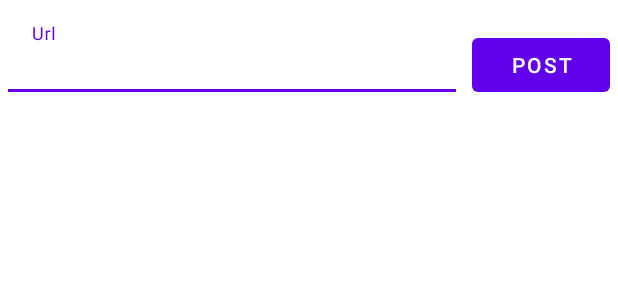
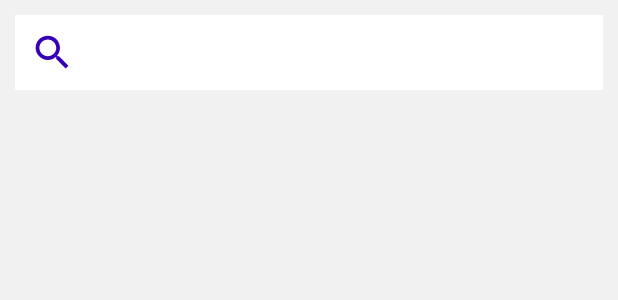
Before and after one commit to ShakibUddin/NUB-Android-Developers, an Android app: the layout fragment_link.xml on its own in the app's theme, with its tools: preview values and no code run, on a phone screen of 412 x 824 dp. Shown: the top 300 px of the screen. Run offline under Robolectric (Android 15) with nearby library versions, the phone set to English and light mode, and no system bars.

Commit message:
link fragmnet fixed

```diff
--- a/app/build.gradle
+++ b/app/build.gradle
@@ -45,7 +45,4 @@ dependencies {
     implementation platform('com.google.firebase:firebase-bom:26.1.0')
     implementation 'com.google.firebase:firebase-auth'
     implementation "androidx.cardview:cardview:1.0.0"
-    implementation "org.jsoup:jsoup:1.11.3"
-    implementation "io.github.ponnamkarthik:richlinkpreview:1.0.9"
-    implementation 'com.squareup.picasso:picasso:2.71828'
 }
--- a/app/src/main/java/com/nubandroiddev/nubandroiddevelopers/fragments/SignInFragment.java
+++ b/app/src/main/java/com/nubandroiddev/nubandroiddevelopers/fragments/SignInFragment.java
@@ -136,12 +136,12 @@ public class SignInFragment extends Fragment {
                             Log.d(TAG, "signInWithEmail:success");
                             FirebaseUser user = mAuth.getCurrentUser();
                             updateUI(user);
-                            progressDialog.dismiss();
                         } else {
                             // If sign in fails, display a message to the user.
                             Log.w(TAG, "signInWithEmail:failure", task.getException());
                             updateUI(null);
                         }
+                        progressDialog.dismiss();
                     }
                 });
     }
--- /dev/null
+++ b/app/src/main/res/drawable/ic_search.xml
@@ -0,0 +1,10 @@
+<vector xmlns:android="http://schemas.android.com/apk/res/android"
+    android:width="30dp"
+    android:height="30dp"
+    android:viewportWidth="24"
+    android:viewportHeight="24"
+    android:tint="?attr/colorControlNormal">
+  <path
+      android:fillColor="@android:color/white"
+      android:pathData="M15.5,14h-0.79l-0.28,-0.27C15.41,12.59 16,11.11 16,9.5 16,5.91 13.09,3 9.5,3S3,5.91 3,9.5 5.91,16 9.5,16c1.61,0 3.09,-0.59 4.23,-1.57l0.27,0.28v0.79l5,4.99L20.49,19l-4.99,-5zM9.5,14C7.01,14 5,11.99 5,9.5S7.01,5 9.5,5 14,7.01 14,9.5 11.99,14 9.5,14z"/>
+</vector>
--- a/app/src/main/res/layout/fragment_link.xml
+++ b/app/src/main/res/layout/fragment_link.xml
@@ -4,50 +4,64 @@
     android:layout_width="match_parent"
     android:layout_height="match_parent"
     xmlns:app="http://schemas.android.com/apk/res-auto"
+    android:background="@color/appBackGround"
     tools:context=".fragments.LinkFragment">
 
     <ListView
         android:id="@+id/linkViewList"
         android:layout_width="match_parent"
         android:layout_height="wrap_content"
-        android:layout_marginBottom="50dp"
+        android:layout_marginTop="20dp"
+        app:layout_constraintEnd_toEndOf="parent"
+        app:layout_constraintHorizontal_bias="1.0"
+        app:layout_constraintStart_toStartOf="parent"
+        app:layout_constraintTop_toBottomOf="@+id/searchInputBox" />
+
+    <com.google.android.material.textfield.TextInputEditText
+        android:id="@+id/searchInputBox"
+        android:layout_width="match_parent"
+        android:layout_height="wrap_content"
+        android:layout_margin="10dp"
+        android:padding="10dp"
+        android:drawableLeft="@drawable/ic_search"
+        android:drawableTint="@color/purple_700"
+        android:background="@color/white"
         app:layout_constraintEnd_toEndOf="parent"
         app:layout_constraintStart_toStartOf="parent"
-        app:layout_constraintTop_toBottomOf="@+id/linearLayout3" />
+        app:layout_constraintTop_toTopOf="parent" />
+<!--    <LinearLayout-->
+<!--        android:id="@+id/linearLayout3"-->
+<!--        android:layout_width="match_parent"-->
+<!--        android:layout_height="wrap_content"-->
+<!--        android:gravity="center"-->
+<!--        android:orientation="horizontal"-->
+<!--        app:layout_constraintEnd_toEndOf="parent"-->
+<!--        app:layout_constraintStart_toStartOf="parent"-->
+<!--        app:layout_constraintTop_toTopOf="parent">-->
 
-    <LinearLayout
-        android:id="@+id/linearLayout3"
-        android:layout_width="match_parent"
-        android:layout_height="wrap_content"
-        android:gravity="center"
-        android:orientation="horizontal"
-        app:layout_constraintEnd_toEndOf="parent"
-        app:layout_constraintStart_toStartOf="parent"
-        app:layout_constraintTop_toTopOf="parent">
+<!--        <com.google.android.material.textfield.TextInputLayout-->
+<!--            android:id="@+id/linkInputLayout"-->
+<!--            android:layout_width="match_parent"-->
+<!--            android:layout_height="wrap_content"-->
+<!--            android:layout_weight="1"-->
+<!--            android:hint="Url"-->
+<!--            app:errorEnabled="true">-->
 
-        <com.google.android.material.textfield.TextInputLayout
-            android:id="@+id/linkInputLayout"
-            android:layout_width="match_parent"
-            android:layout_height="wrap_content"
-            android:layout_weight="1"
-            android:hint="Url"
-            app:errorEnabled="true">
+<!--            <com.google.android.material.textfield.TextInputEditText-->
+<!--                android:id="@+id/linkInputBox"-->
+<!--                android:layout_width="match_parent"-->
+<!--                android:layout_height="wrap_content"-->
+<!--                android:layout_margin="5dp"-->
+<!--                android:background="@color/white" />-->
+<!--        </com.google.android.material.textfield.TextInputLayout>-->
 
-            <com.google.android.material.textfield.TextInputEditText
-                android:id="@+id/linkInputBox"
-                android:layout_width="match_parent"
-                android:layout_height="wrap_content"
-                android:layout_margin="5dp"
-                android:background="@color/white" />
-        </com.google.android.material.textfield.TextInputLayout>
-
-        <Button
-            android:id="@+id/post"
-            android:layout_width="match_parent"
-            android:layout_height="wrap_content"
-            android:layout_margin="5dp"
-            android:layout_weight="3"
-            android:text="Post" />
-    </LinearLayout>
+<!--        <Button-->
+<!--            android:id="@+id/post"-->
+<!--            android:layout_width="match_parent"-->
+<!--            android:layout_height="wrap_content"-->
+<!--            android:layout_margin="5dp"-->
+<!--            android:layout_weight="3"-->
+<!--            android:text="Post" />-->
+<!--    </LinearLayout>-->
 
 </androidx.constraintlayout.widget.ConstraintLayout>
--- a/app/src/main/res/values/colors.xml
+++ b/app/src/main/res/values/colors.xml
@@ -16,4 +16,6 @@
     <color name="custombuttonBordercolor">#fffa65</color>
     <color name="navBarBackColor">#FFFFFF</color>
     <color name="maroon">#b03060</color>
+    <color name="blue800">#1B58F1</color>
+    <color name="transparent">#2F000000</color>
 </resources>
--- a/build.gradle
+++ b/build.gradle
@@ -4,6 +4,7 @@ buildscript {
         google()
         jcenter()
         maven { url 'https://jitpack.io' }
+
     }
     dependencies {
         classpath 'com.android.tools.build:gradle:4.1.1'
@@ -18,6 +19,7 @@ allprojects {
     repositories {
         google()
         jcenter()
+        maven { url 'https://github.com/leonardocardoso/mvn-repo/raw/master/maven-deploy' }
     }
 }
 
```
Also changed, not shown: app/src/main/java/com/nubandroiddev/nubandroiddevelopers/adapters/LinkAdapter.java (+49 -45 lines), app/src/main/java/com/nubandroiddev/nubandroiddevelopers/fragments/LinkFragment.java (+120 -43 lines), app/src/main/java/com/nubandroiddev/nubandroiddevelopers/model/Link.java (+11 -1 lines), app/src/main/res/drawable/ic_link.xml (added, +10 -0 lines), app/src/main/res/drawable/ic_post.xml (added, +10 -0 lines), app/src/main/res/drawable/ic_title.xml (added, +10 -0 lines), app/src/main/res/layout/bottom_sheet_layout.xml (added, +67 -0 lines), app/src/main/res/layout/rich_link_view.xml (+9 -36 lines), app/src/main/res/menu/link_menu.xml (added, +10 -0 lines), app/src/main/res/values/themes.xml (+9 -0 lines).
